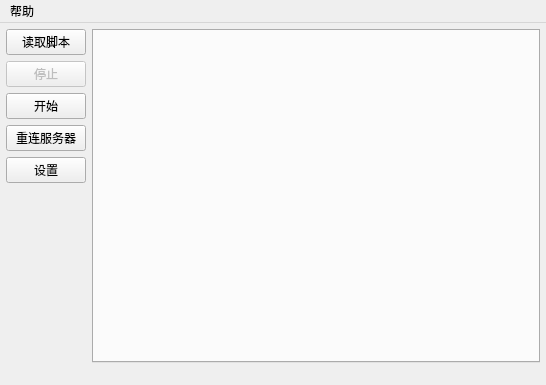
Above: mainwindow.ui from uvbs/mhgamebot before the change. Below: the same form after it.
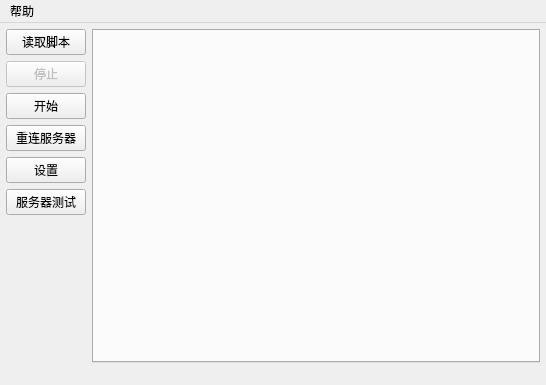
That is the form after the change. Icons and pictures are not drawn.

Commit message: 界面一些改动

Diff of the .ui file:
```diff
--- a/mainwindow.ui
+++ b/mainwindow.ui
@@ -91,6 +91,13 @@
         </property>
        </widget>
       </item>
+      <item>
+       <widget class="QPushButton" name="pushButton_testsrv">
+        <property name="text">
+         <string>服务器测试</string>
+        </property>
+       </widget>
+      </item>
       <item>
        <spacer name="verticalSpacer">
         <property name="orientation">
```
Left out of the diff: 18 changed lines with no effect on the pictures. The commit also changes 5 other files.
